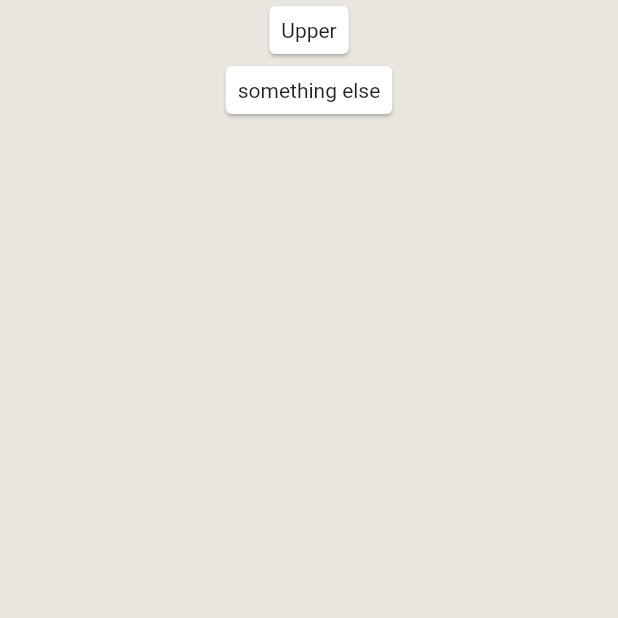
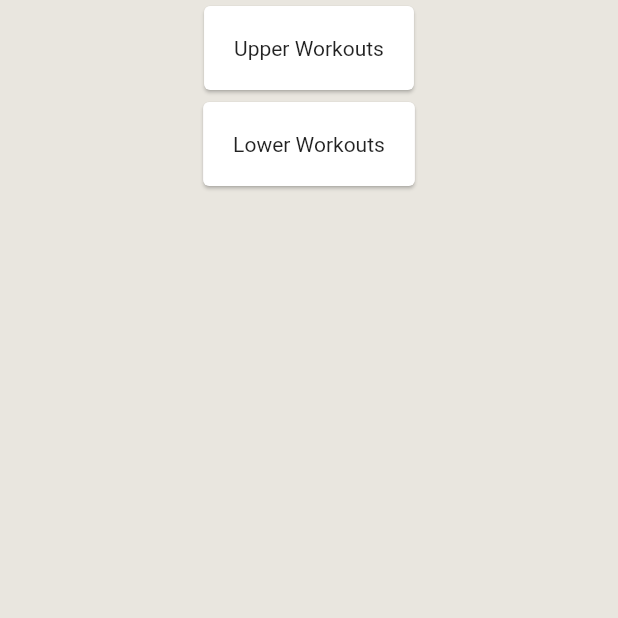
Before and after one commit to ERAUFitnessTracker/FitSage, a Flutter app: the WorkoutHome screen opened directly, on a phone screen of 412 x 824 dp, the top half of it. Run offline on Flutter 3.47's test engine with Material 2 defaults, Android fonts, the phone set to English and light mode, and no system bars; our stand-ins replace google_fonts, line_awesome_flutter, sqflite, table_calendar; accounts and stored records are empty.

Commit message:
New file for lower workouts

```diff
--- a/FitSage/ui_draft1/lib/workout.dart
+++ b/FitSage/ui_draft1/lib/workout.dart
@@ -1,5 +1,6 @@
 import 'package:flutter/material.dart';
 import 'upperWorkouts.dart';
+import 'lowerWorkouts.dart';
 //import 'package:google_fonts/google_fonts.dart';
 
 void main() => runApp(const WorkoutPage()); // Run the app
@@ -50,18 +51,18 @@ class Lower extends StatelessWidget {
   @override
   Widget build(BuildContext context) {
     return GestureDetector(
-      onTap: () => () {
+      onTap: () {
         Navigator.push(
           context,
           MaterialPageRoute(
-            builder: (context) => const UpperWorkouts(),
+            builder: (context) => const LowerWorkouts(),
           ),
         );
       },
       child: const Card(
         child: Padding(
-          padding: EdgeInsets.all(8.0),
-          child: Text("something else"),
+          padding: EdgeInsets.all(20.0),
+          child: Text("Lower Workouts"),
         ),
       ),
     );
@@ -75,10 +76,20 @@ class Upper extends StatelessWidget {
 
   @override
   Widget build(BuildContext context) {
-    return const Card(
-      child: Padding(
-        padding: EdgeInsets.all(8.0),
-        child: Text("Upper"),
+    return GestureDetector(
+      onTap: () {
+        Navigator.push(
+          context,
+          MaterialPageRoute(
+            builder: (context) => const UpperWorkouts(),
+          ),
+        );
+      },
+      child: const Card(
+        child: Padding(
+          padding: EdgeInsets.all(20.0),
+          child: Text("Upper Workouts"),
+        ),
       ),
     );
   }
```
Also changed, not shown: FitSage/ui_draft1/lib/lowerWorkouts.dart (added, +20 -0 lines).
